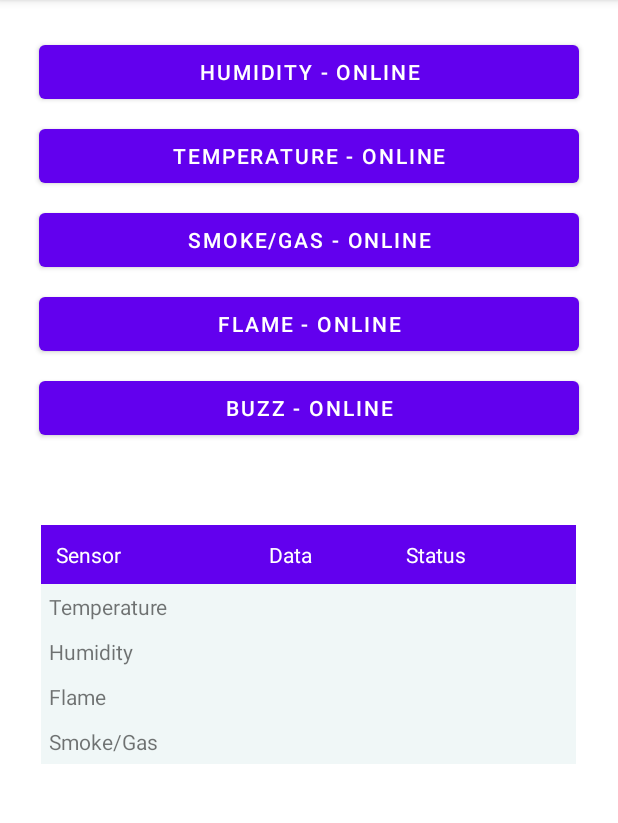
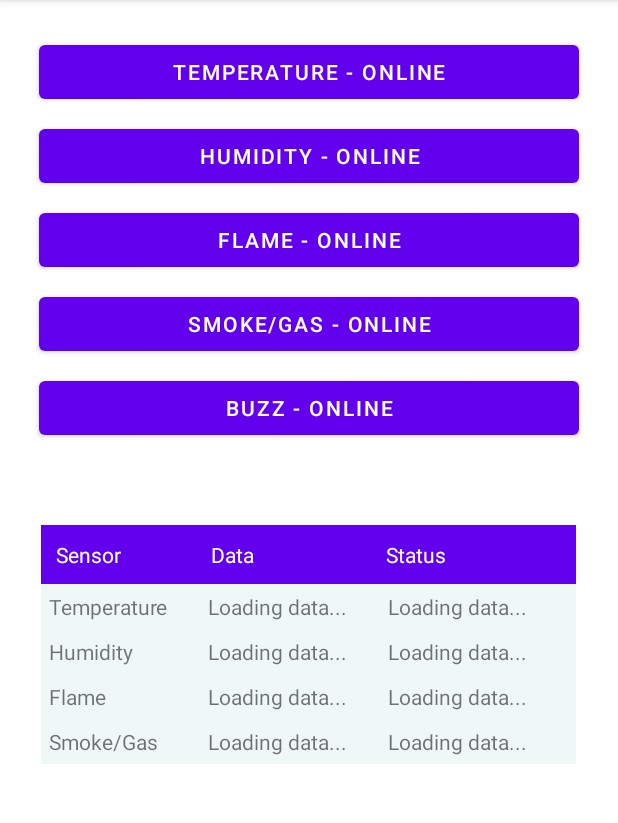
Before and after one commit to Hronol/Home_Guard, an Android app: the screen it shows after launch (MainActivity), on a phone screen of 412 x 824 dp, the part 84-907 px from its top. Run offline under Robolectric (Android 15) with nearby library versions, the phone set to English and light mode, and no system bars; our stand-ins replace Firebase (no records; nobody signed in at launch, a user with empty details on screens opened directly); 1 statement that could not run was skipped.

```diff
--- a/app/src/main/java/com/main/home_guard_droid/Database.java
+++ b/app/src/main/java/com/main/home_guard_droid/Database.java
@@ -5,15 +5,17 @@ import android.content.Intent;
 public class Database {
 
     public String temp;
+    public String humid;
     public String day;
     public String time;
-    public Integer gas;
-    public Integer flame;
+    public String gas;
+    public String flame;
     public String warning;
 
 
-    public Database(String temp, String day, String time, Integer gas, Integer flame) {
+    public Database(String temp, String humid, String day, String time, String gas, String flame) {
         this.temp = temp;
+        this.humid = humid;
         this.day = day;
         this.time = time;
         this.gas = gas;
@@ -28,6 +30,14 @@ public class Database {
     }
 
     public Database() {
+    }
+
+    public String getHumid() {
+        return humid;
+    }
+
+    public void setHumid(String humid) {
+        this.humid = humid;
     }
 
     public String getTemp() {
@@ -54,19 +64,19 @@ public class Database {
         this.time = time;
     }
 
-    public Integer getGas() {
+    public String getGas() {
         return gas;
     }
 
-    public void setGas(Integer gas) {
+    public void setGas(String gas) {
         this.gas = gas;
     }
 
-    public Integer getFlame() {
+    public String getFlame() {
         return flame;
     }
 
-    public void setFlame(Integer flame) {
+    public void setFlame(String flame) {
         this.flame = flame;
     }
 
--- a/app/src/main/java/com/main/home_guard_droid/MainActivity.java
+++ b/app/src/main/java/com/main/home_guard_droid/MainActivity.java
@@ -5,6 +5,7 @@ import androidx.annotation.RequiresApi;
 import androidx.appcompat.app.AppCompatActivity;
 import androidx.work.Constraints;
 import androidx.work.NetworkType;
+import androidx.work.OneTimeWorkRequest;
 import androidx.work.PeriodicWorkRequest;
 import androidx.work.WorkManager;
 
@@ -13,6 +14,7 @@ import android.content.Context;
 import android.content.Intent;
 import android.os.Build;
 import android.os.Bundle;
+import android.os.Handler;
 import android.view.View;
 import android.widget.Button;
 import android.widget.TextView;
@@ -25,14 +27,26 @@ import java.util.concurrent.TimeUnit;
 
 public class MainActivity extends AppCompatActivity {
 
-    Sensors sensors = new Sensors();
+    //Sensors sensors = new Sensors();
     Intent i;
     private Boolean flameStatus = true;
     private Boolean humidStatus = true;
     private Boolean tempStatus = true;
     private Boolean gasStatus = true;
     private Boolean buzzStatus = true;
-    //DatabaseConnector databaseConnector = new DatabaseConnector();
+    public String temp;
+    public String day;
+    public String time;
+    public String gas;
+    public String flame;
+    public String warning;
+    //DatabaseWorkManager databaseWorkManager = new DatabaseWorkManager();
+    DatabaseConnector databaseConnector = new DatabaseConnector();
+    Database realtimeDBhelper = new Database();
+
+    Handler handler = new Handler();
+    Runnable runnable;
+    int delay = 10000;
 
     @RequiresApi(api = Build.VERSION_CODES.O)
     @Override
@@ -46,18 +60,38 @@ public class MainActivity extends AppCompatActivity {
         }
 
         registerToken();
-        i = new Intent(MainActivity.this, HistoryActivity.class);
+        i = new Intent(this, DatabaseConnector.class);
         turnOnFlame();
         turnOnBuzz();
         turnOnGas();
         turnOnHumid();
         turnOnTemp();
         backgroundWatcher();
+        //backgroundWatcher2();
+        //setRealTimeData();
         //databaseConnector.getList();
 
     }
+
+    @Override
+    protected void onResume() {
+        handler.postDelayed(runnable = new Runnable() {
+            public void run() {
+                handler.postDelayed(runnable, delay);
+                realtimeDBhelper = databaseConnector.getList(MainActivity.this);
+                setRealTimeData(realtimeDBhelper);
+            }
+        }, delay);
+        super.onResume();
+    }
+    @Override
+    protected void onPause() {
+        super.onPause();
+        handler.removeCallbacks(runnable); //stop handler when activity not visible super.onPause();
+    }
+
 //push
-    public void setRealTimeData(){
+    public void setRealTimeData(Database database){
         TextView tempDataTextView = (TextView) findViewById(R.id.tempDataTextView);
         TextView tempStatusTextView = (TextView) findViewById(R.id.tempStatusTextView);
         TextView humidDataTextView = (TextView) findViewById(R.id.humidDataTextView);
@@ -66,6 +100,48 @@ public class MainActivity extends AppCompatActivity {
         TextView flameStatusTextView = (TextView) findViewById(R.id.flameStatusTextView);
         TextView gasDataTextView = (TextView) findViewById(R.id.gasDataTextView);
         TextView gasStatusTextView = (TextView) findViewById(R.id.gasStatusTextView);
+
+        if(tempStatus){
+            if(database.getTemp() == null){
+                tempDataTextView.setText("Loading data...");
+            } else {
+                tempDataTextView.setText(database.getTemp());
+                tempStatusTextView.setText("ONLINE");
+            }
+        }
+        if(humidStatus){
+            if(database.getHumid() == null){
+                humidDataTextView.setText("Loading data...");
+            } else {
+                humidDataTextView.setText(database.getHumid());
+                humidStatusTextView.setText("ONLINE");
+            }
+        }
+        if(flameStatus){
+            if(database.getFlame() == null){
+                flameDataTextView.setText("Loading data...");
+            } else {
+                flameDataTextView.setText(database.getFlame());
+                flameStatusTextView.setText("ONLINE");
+            }
+        }
+        if(gasStatus){
+            if(database.getGas() == null){
+                gasDataTextView.setText("Loading data...");
+            } else {
+                gasDataTextView.setText(database.getGas());
+                gasStatusTextView.setText("ONLINE");
+            }
+        }
+
+
+/*        Bundle bundle = getIntent().getExtras();
+        if(bundle == null){
+            return;
+        } else{
+            String temp = bundle.getString("key1");
+            tempDataTextView.setText(temp);
+        }*/
 
     }
 
@@ -81,16 +157,22 @@ public class MainActivity extends AppCompatActivity {
 
     public void turnOnFlame() {
         Button flameButton = (Button) findViewById(R.id.buttonFlame);
+        TextView flameDataTextView = (TextView) findViewById(R.id.flameDataTextView);
+        TextView flameStatusTextView = (TextView) findViewById(R.id.flameStatusTextView);
         flameButton.setOnClickListener(new View.OnClickListener() {
             @Override
             public void onClick(View view) {
                 if (!flameStatus) {
                     flameStatus = true;
                     flameButton.setText("FLAME - ONLINE");
+                    flameStatusTextView.setText("Loading data...");
+                    flameDataTextView.setText("Loading data...");
                     i.putExtra("flame", true);
                 } else {
                     flameStatus = false;
                     flameButton.setText("FLAME - OFFLINE");
+                    flameStatusTextView.setText("OFFLINE");
+                    flameDataTextView.setText("OFFLINE");
                     i.putExtra("flame", false);
                     //startActivity(i);
                 }
@@ -114,6 +196,8 @@ public class MainActivity extends AppCompatActivity {
 
     public void turnOnGas() {
         // Sensors sensors = (Sensors) getApplicationContext();
+        TextView gasDataTextView = (TextView) findViewById(R.id.gasDataTextView);
+        TextView gasStatusTextView = (TextView) findViewById(R.id.gasStatusTextView);
         Button gasButton = (Button) findViewById(R.id.buttonSmoke);
         gasButton.setOnClickListener(new View.OnClickListener() {
             @Override
@@ -121,10 +205,14 @@ public class MainActivity extends AppCompatActivity {
                 if (!gasStatus) {
                     gasStatus = true;
                     gasButton.setText("SMOKE/GAS - ONLINE");
+                    gasDataTextView.setText("Loading data...");
+                    gasStatusTextView.setText("Loading data...");
                     i.putExtra("gas", true);
                 } else {
                     gasStatus = false;
                     gasButton.setText("SMOKE/GAS - OFFLINE");
+                    gasDataTextView.setText("OFFLINE");
+                    gasStatusTextView.setText("OFFLINE");
                     i.putExtra("gas", false);
                     //startActivity(i);
                 }
@@ -135,6 +223,8 @@ public class MainActivity extends AppCompatActivity {
 
     public void turnOnTemp() {
         // Sensors sensors = (Sensors) getApplicationContext();
+        TextView tempDataTextView = (TextView) findViewById(R.id.tempDataTextView);
+        TextView tempStatusTextView = (TextView) findViewById(R.id.tempStatusTextView);
         Button tempButton = (Button) findViewById(R.id.buttonTemp);
         tempButton.setOnClickListener(new View.OnClickListener() {
             @Override
@@ -142,11 +232,15 @@ public class MainActivity extends AppCompatActivity {
                 if (!tempStatus) {
                     tempStatus = true;
                     tempButton.setText("TEMPERATURE - ONLINE");
-                    //i.putExtra("gas", true);
+                    tempDataTextView.setText("Loading data...");
+                    tempStatusTextView.setText("Loading data...");
+                    i.putExtra("temp", true);
                 } else {
                     tempStatus = false;
                     tempButton.setText("TEMPERATURE - OFFLINE");
-                    //i.putExtra("gas", false);
+                    tempDataTextView.setText("OFFLINE");
+                    tempStatusTextView.setText("OFFLINE");
+                    i.putExtra("temp", false);
                     //startActivity(i);
                 }
             }
@@ -156,6 +250,8 @@ public class MainActivity extends AppCompatActivity {
 
     public void turnOnHumid() {
         // Sensors sensors = (Sensors) getApplicationContext();
+        TextView humidDataTextView = (TextView) findViewById(R.id.humidDataTextView);
+        TextView humidStatusTextView = (TextView) findViewById(R.id.humidStatusTextView);
         Button humidButton = (Button) findViewById(R.id.buttonHumid);
         humidButton.setOnClickListener(new View.OnClickListener() {
             @Override
@@ -163,11 +259,15 @@ public class MainActivity extends AppCompatActivity {
                 if (!humidStatus) {
                     humidStatus = true;
                     humidButton.setText("HUMIDITY - ONLINE");
-                    //i.putExtra("gas", true);
+                    humidDataTextView.setText("Loading data...");
+                    humidStatusTextView.setText("Loading data...");
+                    i.putExtra("humid", true);
                 } else {
                     humidStatus = false;
                     humidButton.setText("HUMIDITY - OFFLINE");
-                    //i.putExtra("gas", false);
+                    humidDataTextView.setText("OFFLINE");
+                    humidStatusTextView.setText("OFFLINE");
+                    i.putExtra("humid", false);
                     //startActivity(i);
                 }
             }
@@ -240,13 +340,26 @@ public class MainActivity extends AppCompatActivity {
 
     public void backgroundWatcher(){
 
-        Constraints constraints = new Constraints.Builder().setRequiredNetworkType(NetworkType.CONNECTED).build();
-        PeriodicWorkRequest periodicWorkRequest = new PeriodicWorkRequest.Builder(DatabaseWorkManager.class, 15, TimeUnit.SECONDS)
-                .setConstraints(constraints)
+        //Constraints constraints = new Constraints.Builder().setRequiredNetworkType(NetworkType.CONNECTED).build();
+        PeriodicWorkRequest periodicWorkRequest = new PeriodicWorkRequest.Builder(DatabaseWorkManager.class, 3, TimeUnit.SECONDS)
+                //.setConstraints(constraints)
                 .build();
 
         WorkManager.getInstance(this).enqueue(periodicWorkRequest);
+        setRealTimeData(realtimeDBhelper);
     }
+
+    public void backgroundWatcher2(){
+
+        //Constraints constraints = new Constraints.Builder().setRequiredNetworkType(NetworkType.CONNECTED).build();
+        OneTimeWorkRequest oneTimeWorkRequest = new OneTimeWorkRequest.Builder(DatabaseWorkManager.class)
+                .setInitialDelay(5, TimeUnit.SECONDS)
+                .build();
+        WorkManager.getInstance(this).enqueue(oneTimeWorkRequest);
+        setRealTimeData(realtimeDBhelper);
+    }
+
+
 
 
 
--- a/app/src/main/res/layout/activity_main.xml
+++ b/app/src/main/res/layout/activity_main.xml
@@ -22,7 +22,9 @@
             android:layout_height="wrap_content"
             android:layout_weight="1"
             android:checkable="true"
-            android:text="Humidity - ONLINE" />
+            android:text="Humidity - ONLINE"
+            app:layout_column="0"
+            app:layout_row="1" />
 
         <Button
             android:id="@+id/buttonSmoke"
@@ -32,7 +34,7 @@
             android:checkable="true"
             android:text="SMOKE/GAS - ONLINE"
             app:layout_column="0"
-            app:layout_row="2" />
+            app:layout_row="3" />
 
         <Button
             android:id="@+id/buttonFlame"
@@ -42,7 +44,7 @@
             android:checkable="true"
             android:text="FLAME - ONLINE"
             app:layout_column="0"
-            app:layout_row="3" />
+            app:layout_row="2" />
 
         <Button
             android:id="@+id/buttonBuzz"
@@ -61,7 +63,7 @@
             android:checkable="true"
             android:text="TEMPERATURE - ONLINE"
             app:layout_column="0"
-            app:layout_row="1" />
+            app:layout_row="0" />
 
     </androidx.gridlayout.widget.GridLayout>
 
@@ -117,14 +119,14 @@
                     android:layout_width="match_parent"
                     android:layout_height="match_parent"
                     android:layout_weight="1"
-                    android:text="" />
+                    android:text="Loading data..." />
 
                 <TextView
                     android:id="@+id/tempStatusTextView"
                     android:layout_width="match_parent"
                     android:layout_height="match_parent"
                     android:layout_weight="1"
-                    android:text="" />
+                    android:text="Loading data..." />
             </TableRow>
 
             <TableRow android:background="#F0F7F7" android:padding="5dp">
@@ -139,14 +141,14 @@
                     android:layout_width="match_parent"
                     android:layout_height="match_parent"
                     android:layout_weight="1"
-                    android:text="" />
+                    android:text="Loading data..." />
 
                 <TextView
                     android:id="@+id/humidStatusTextView"
                     android:layout_width="match_parent"
                     android:layout_height="match_parent"
                     android:layout_weight="1"
-                    android:text="" />
+                    android:text="Loading data..." />
             </TableRow>
 
             <TableRow
@@ -166,14 +168,14 @@
                     android:layout_width="match_parent"
                     android:layout_height="match_parent"
                     android:layout_weight="1"
-                    android:text="" />
+                    android:text="Loading data..." />
 
                 <TextView
                     android:id="@+id/flameStatusTextView"
                     android:layout_width="match_parent"
                     android:layout_height="match_parent"
                     android:layout_weight="1"
-                    android:text="" />
+                    android:text="Loading data..." />
             </TableRow>
 
             <TableRow
@@ -190,16 +192,16 @@
                 <TextView
                     android:id="@+id/gasDataTextView"
                     android:layout_width="match_parent"
-                    android:layout_height="match_parent"
+                    android:layout_height="wrap_content"
                     android:layout_weight="1"
-                    android:text="" />
+                    android:text="Loading data..." />
 
                 <TextView
                     android:id="@+id/gasStatusTextView"
                     android:layout_width="match_parent"
                     android:layout_height="match_parent"
                     android:layout_weight="1"
-                    android:text="" />
+                    android:text="Loading data..." />
             </TableRow>
         </TableLayout>
 
```
Also changed, not shown: app/src/main/java/com/main/home_guard_droid/BackgroundService.java (+11 -0 lines), app/src/main/java/com/main/home_guard_droid/DatabaseConnector.java (+98 -33 lines), app/src/main/java/com/main/home_guard_droid/ListViewAdapter.java (+4 -4 lines), app/src/main/java/com/main/home_guard_droid/Notifications.java (+15 -4 lines).
